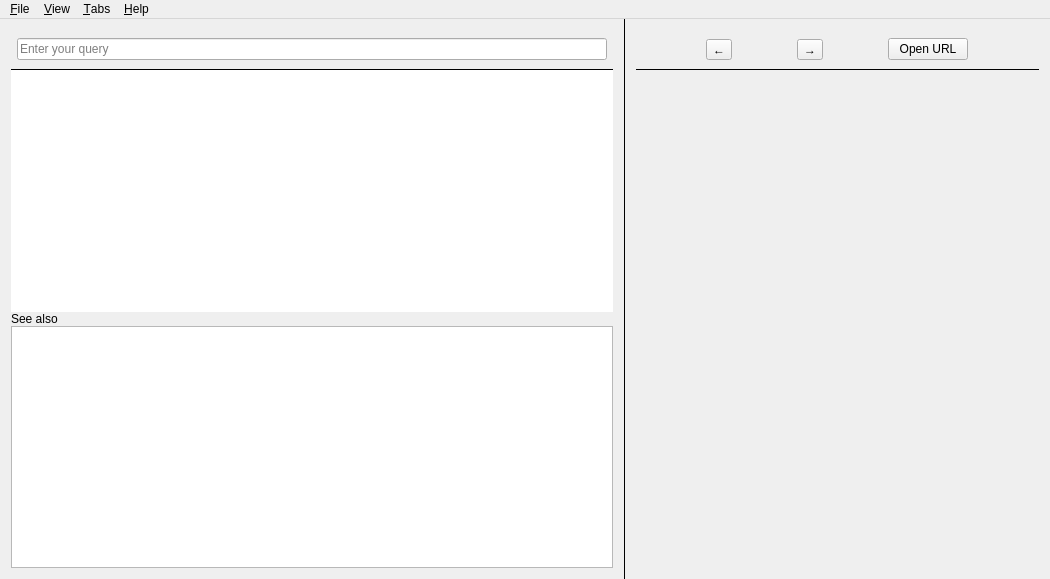
Before: the Qt Designer form src/ui/forms/mainwindow.ui in zealdocs/zeal, drawn with Qt 5.
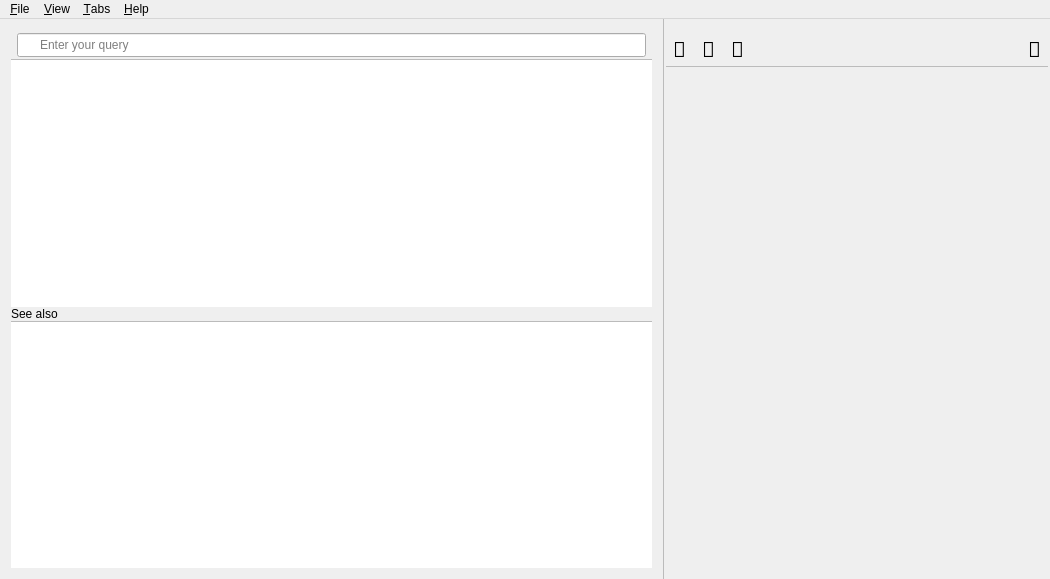
After: the same form once the commit is applied. Custom widgets are drawn as their Qt base class.

Commit message:
ui: Improve icons, buttons and css
Adds Ionicon icons to improve the look and feel of zeal.
Lightens the color of borders between elements.
Adds a new tab button.
Adds tooltips to buttons.

Diff of the .ui file:
```diff
--- a/src/ui/forms/mainwindow.ui
+++ b/src/ui/forms/mainwindow.ui
@@ -14,18 +14,37 @@
    <string>Zeal</string>
   </property>
   <property name="styleSheet">
-   <string notr="true">
-QSplitter::handle {
-    background: black;
+   <string notr="true">QSplitter::handle {
+    background: #bbb;
 }
 
-QFrame#searchEditFrame, QFrame#tabBarFrame {
+QToolButton::menu-indicator {
+   image: none;
+}
+
+QFrame#resultPaneToolbar, QFrame#tabBarFrame {
     border-top: none;
     border-right: none;
-    border-bottom: 1px solid black;
+    border-bottom: 1px solid #bbb;
     border-left: none;
 }
-</string>
+
+QFrame#tabBarFrame {
+    padding-bottom: -1px;
+}
+
+#sections {
+    border-top: 1px solid #bbb;
+    border-right: none;
+    border-bottom: none;
+    border-left: none;
+}
+
+#lineEdit {
+    padding: 0 0 0 20px;
+}
+
+QToolButton { max-width: 25px; }</string>
   </property>
   <widget class="QWidget" name="centralWidget">
    <layout class="QGridLayout" name="gridLayout">
@@ -58,31 +77,34 @@
          <number>0</number>
         </property>
         <item>
-         <widget class="QFrame" name="searchEditFrame">
-          <property name="minimumSize">
+         <widget class="QFrame" name="resultPaneToolbar">
+          <property name="maximumSize">
            <size>
-            <width>0</width>
-            <height>40</height>
+            <width>16777215</width>
+            <height>30</height>
            </size>
           </property>
-          <property name="styleSheet">
-           <string notr="true"/>
-          </property>
-          <layout class="QVBoxLayout" name="searchToolbar">
+          <layout class="QHBoxLayout" name="horizontalLayout_2">
            <property name="leftMargin">
             <number>6</number>
            </property>
            <property name="topMargin">
-            <number>6</number>
+            <number>3</number>
            </property>
            <property name="rightMargin">
             <number>6</number>
            </property>
            <property name="bottomMargin">
-            <number>6</number>
+            <number>3</number>
            </property>
-           <item>
+           <item alignment="Qt::AlignTop">
             <widget class="SearchEdit" name="lineEdit">
+             <property name="minimumSize">
+              <size>
+               <width>0</width>
+               <height>24</height>
+              </size>
+             </property>
              <property name="placeholderText">
               <string>Enter your query</string>
              </property>
@@ -134,50 +156,148 @@
         <property name="spacing">
          <number>0</number>
         </property>
+        <property name="leftMargin">
+         <number>2</number>
+        </property>
+        <property name="rightMargin">
+         <number>2</number>
+        </property>
         <item>
          <widget class="QFrame" name="tabBarFrame">
           <property name="minimumSize">
            <size>
             <width>0</width>
-            <height>40</height>
+            <height>30</height>
            </size>
           </property>
           <layout class="QHBoxLayout" name="toolbox">
+           <property name="spacing">
+            <number>2</number>
+           </property>
+           <property name="leftMargin">
+            <number>0</number>
+           </property>
            <property name="topMargin">
             <number>0</number>
            </property>
            <property name="rightMargin">
-            <number>12</number>
+            <number>0</number>
            </property>
            <property name="bottomMargin">
             <number>0</number>
            </property>
            <item>
             <widget class="QToolButton" name="backButton">
+             <property name="font">
+              <font>
+               <family>Ionicons</family>
+               <pointsize>16</pointsize>
+              </font>
+             </property>
+             <property name="toolTip">
+              <string>Back</string>
+             </property>
              <property name="text">
-              <string>←</string>
+              <string></string>
+             </property>
+             <property name="iconSize">
+              <size>
+               <width>20</width>
+               <height>20</height>
+              </size>
+             </property>
+             <property name="autoRaise">
+              <bool>true</bool>
              </property>
             </widget>
            </item>
            <item>
             <widget class="QToolButton" name="forwardButton">
+             <property name="font">
+              <font>
+               <family>Ionicons</family>
+               <pointsize>16</pointsize>
+              </font>
+             </property>
+             <property name="toolTip">
+              <string>Forward</string>
+             </property>
              <property name="text">
-              <string>→</string>
+              <string></string>
+             </property>
+             <property name="iconSize">
+              <size>
+               <width>20</width>
+               <height>20</height>
+              </size>
+             </property>
+             <property name="autoRaise">
+              <bool>true</bool>
              </property>
             </widget>
            </item>
            <item>
             <layout class="QHBoxLayout" name="toolbarLayout">
+             <item alignment="Qt::AlignVCenter">
+              <widget class="QToolButton" name="newTabButton">
+               <property name="font">
+                <font>
+                 <family>Ionicons</family>
+                 <pointsize>16</pointsize>
+                </font>
+               </property>
+               <property name="toolTip">
+                <string>New tab</string>
+               </property>
+               <property name="text">
+                <string></string>
+               </property>
+               <property name="iconSize">
+                <size>
+                 <width>16</width>
+                 <height>16</height>
+                </size>
+               </property>
+               <property name="autoRaise">
+                <bool>true</bool>
+               </property>
+              </widget>
+             </item>
              <item>
-              <widget class="QPushButton" name="openUrlButton">
+              <spacer name="horizontalSpacer">
+               <property name="orientation">
+                <enum>Qt::Horizontal</enum>
+               </property>
+               <property name="sizeHint" stdset="0">
+                <size>
+                 <width>40</width>
+                 <height>20</height>
+                </size>
+               </property>
+              </spacer>
+             </item>
+             <item>
+              <widget class="QToolButton" name="openUrlButton">
                <property name="sizePolicy">
                 <sizepolicy hsizetype="Fixed" vsizetype="Fixed">
                  <horstretch>0</horstretch>
                  <verstretch>0</verstretch>
                 </sizepolicy>
                </property>
+               <property name="font">
+                <font>
+                 <family>Ionicons</family>
+                 <pointsize>16</pointsize>
+                </font>
+               </property>
+               <property name="toolTip">
+                <string>Open page in web browser</string>
+               </property>
                <property name="text">
-                <string>Open URL</string>
+                <string></string>
+               </property>
+               <property name="autoRaise">
+                <bool>true</bool>
                </property>
               </widget>
              </item>
```
Left out of the diff: 2 changed lines with no effect on the pictures. The commit also changes 6 other files.
